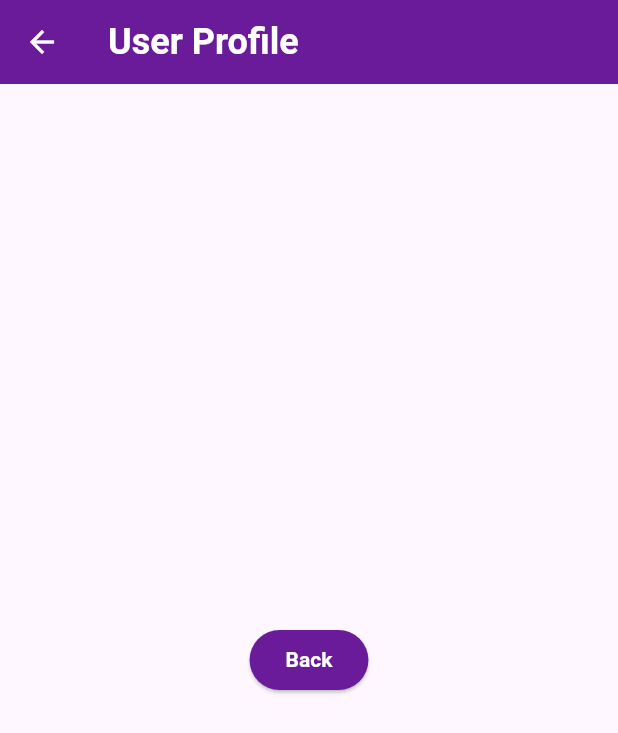
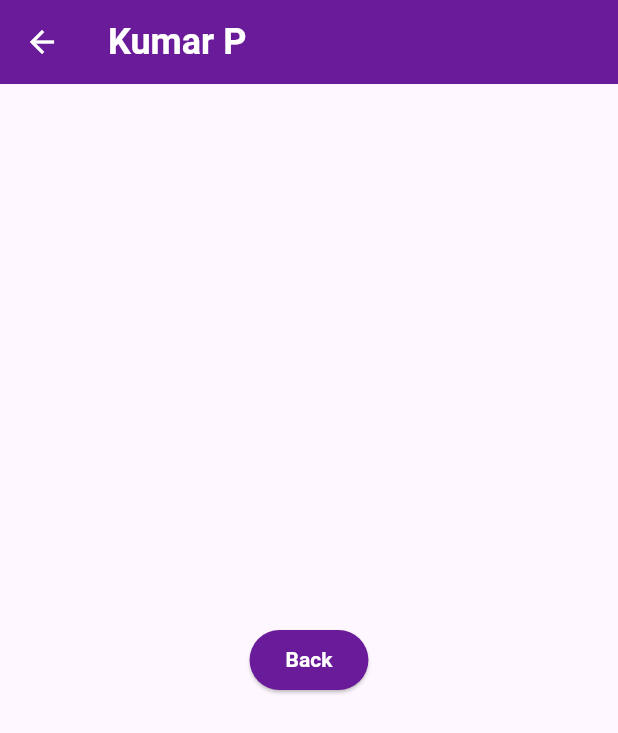
Before and after one commit to KP717/test_pro, a Flutter app: the screen it shows after launch, after a tap on "User Profile ->", on a phone screen of 412 x 824 dp. Shown: the top 733 px of the screen. Run offline on Flutter 3.47's test engine with Material 3 defaults, Android fonts, the phone set to English and light mode, and no system bars; our stand-ins replace go_router.

Commit message:
app route added

```diff
--- a/lib/features/home/view/home_screen.dart
+++ b/lib/features/home/view/home_screen.dart
@@ -20,7 +20,6 @@
 
   @override
   void initState() {
-
     _viewModel = HomeScreenViewModel()..init(context: context);
     super.initState();
   }
--- a/lib/features/home/viewmodel/home_screen_view_model.dart
+++ b/lib/features/home/viewmodel/home_screen_view_model.dart
@@ -2,8 +2,8 @@
 
 import 'package:flutter/cupertino.dart';
 import 'package:flutter/material.dart';
-
-import '../../profile/view/user_profile.dart';
+import 'package:go_router/go_router.dart';
+import 'package:test_pro/routes/route_constant.dart';
 
 class HomeScreenViewModel {
 
@@ -16,7 +16,7 @@
 
 
   void goToUserProfile(){
-    Navigator.push(context, MaterialPageRoute(builder: (context)=> UserProfile()));
+    context.push(RouteConstant.userProfileScreen,extra: {"title": "Kumar P"});
   }
 
 }
--- a/lib/features/profile/view/user_profile.dart
+++ b/lib/features/profile/view/user_profile_screen.dart
@@ -2,8 +2,9 @@
 import 'package:test_pro/features/profile/viewmode/user_profile_view_model.dart';
 import '../../../core/widget/custom_elevated_button.dart';
 
-class UserProfile extends StatefulWidget{
-  const UserProfile({super.key});
+class UserProfileScreen extends StatefulWidget{
+  final Map<String,dynamic>? arguments;
+  const UserProfileScreen({super.key, this.arguments});
 
   @override
   State<StatefulWidget> createState() => _UserProfileState();
@@ -11,20 +12,20 @@
 }
 
 
-class _UserProfileState extends State<UserProfile>{
+class _UserProfileState extends State<UserProfileScreen>{
 
   late UserProfileViewModel _viewModel;
 
   @override
   void initState() {
-    _viewModel = UserProfileViewModel()..init(context: context);
+    _viewModel = UserProfileViewModel()..init(context: context,arguments: widget.arguments);
     super.initState();
   }
 
   @override
   Widget build(context){
     return Scaffold(
-      appBar: AppBar(title: Text("User Profile"),),
+      appBar: AppBar(title: Text(_viewModel.title),),
       body: SizedBox(width: double.infinity,
         child: Column(mainAxisAlignment: .center,crossAxisAlignment: .center,
           children: [
--- a/lib/features/profile/viewmode/user_profile_view_model.dart
+++ b/lib/features/profile/viewmode/user_profile_view_model.dart
@@ -5,11 +5,18 @@
 class UserProfileViewModel {
 
   late BuildContext context;
+  late String title;
 
-  void init({required BuildContext context}){
+  void init({required BuildContext context, Map<String,dynamic>? arguments}){
     this.context = context;
+    _readArguments(arguments);
   }
 
+
+  void _readArguments(Map<String,dynamic>? arguments){
+    if(arguments == null)return;
+    title = arguments.containsKey("title") ? arguments["title"] : "User Profile";
+  }
 
   void pop(){
     Navigator.pop(context);
--- a/lib/main.dart
+++ b/lib/main.dart
@@ -1,4 +1,5 @@
 import 'package:flutter/material.dart';
+import 'package:test_pro/routes/app_route.dart';
 
 import 'features/home/view/home_screen.dart';
 
@@ -12,7 +13,8 @@
 
   @override
   Widget build(BuildContext context){
-    return MaterialApp(
+    return MaterialApp.router(
+      routerConfig: AppRoute.router,
       debugShowCheckedModeBanner: false,
       theme: ThemeData(
         appBarTheme: AppBarTheme(
@@ -28,7 +30,6 @@
           displayLarge: TextStyle(fontWeight: FontWeight.w600,color: Colors.black,fontSize: 18),
         )
       ),
-      home: HomeScreen(),
     );
   }
 }
--- /dev/null
+++ b/lib/routes/app_route.dart
@@ -0,0 +1,27 @@
+
+
+import 'package:go_router/go_router.dart';
+import 'package:test_pro/features/home/view/home_screen.dart';
+import 'package:test_pro/features/profile/view/user_profile_screen.dart';
+import 'package:test_pro/routes/route_constant.dart';
+
+class AppRoute {
+
+
+
+  static final router = GoRouter(
+    initialLocation: RouteConstant.homeScreen,
+      routes: [
+        GoRoute(path: RouteConstant.homeScreen, builder: (context, state)=> HomeScreen()),
+        GoRoute(path: RouteConstant.userProfileScreen, builder: (context, state){
+          return UserProfileScreen(arguments: _getExtras(state.extra));
+        }),
+    ]
+  );
+
+
+  static Map<String,dynamic>? _getExtras(Object? extra){
+    return extra != null ? extra as Map<String,dynamic>? : null;
+  }
+
+}
--- /dev/null
+++ b/lib/routes/route_constant.dart
@@ -0,0 +1,10 @@
+
+
+class RouteConstant {
+
+
+  static final String homeScreen = "/";
+  static final String userProfileScreen = "/userProfileScreen";
+
+
+}
--- a/pubspec.yaml
+++ b/pubspec.yaml
@@ -35,6 +35,7 @@
   # Use with the CupertinoIcons class for iOS style icons.
   cupertino_icons: ^1.0.8
   flutter_launcher_icons: ^0.14.4
+  go_router: ^17.3.0
 
 dev_dependencies:
   flutter_test:
```
Also changed, not shown: pubspec.lock.
